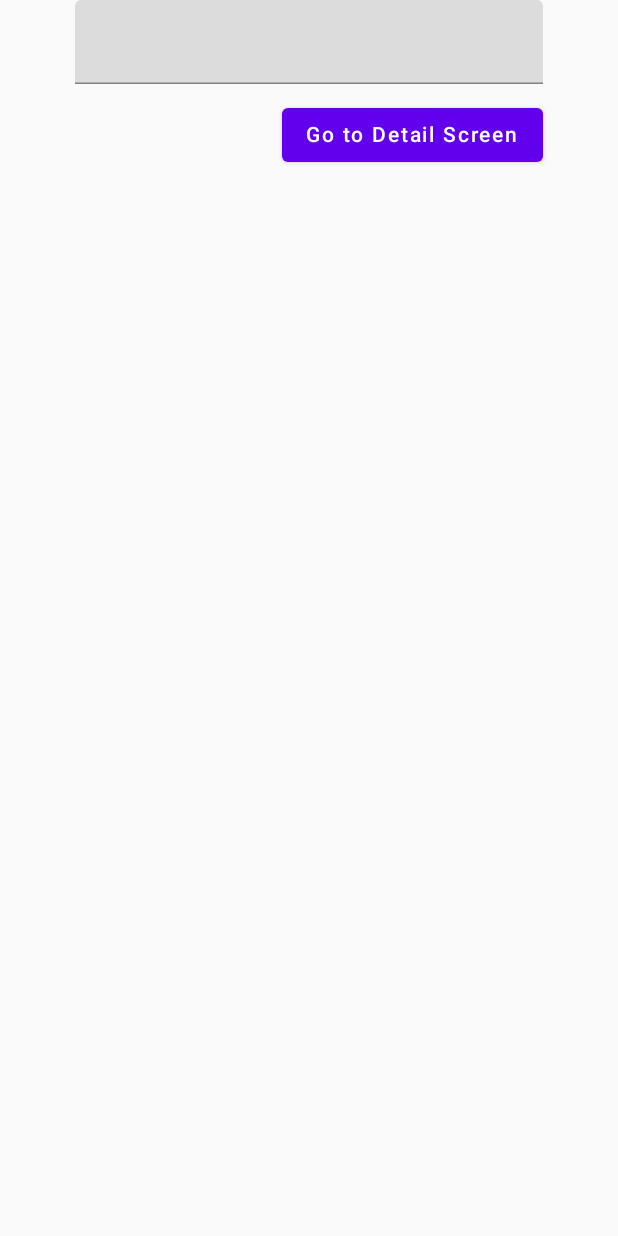
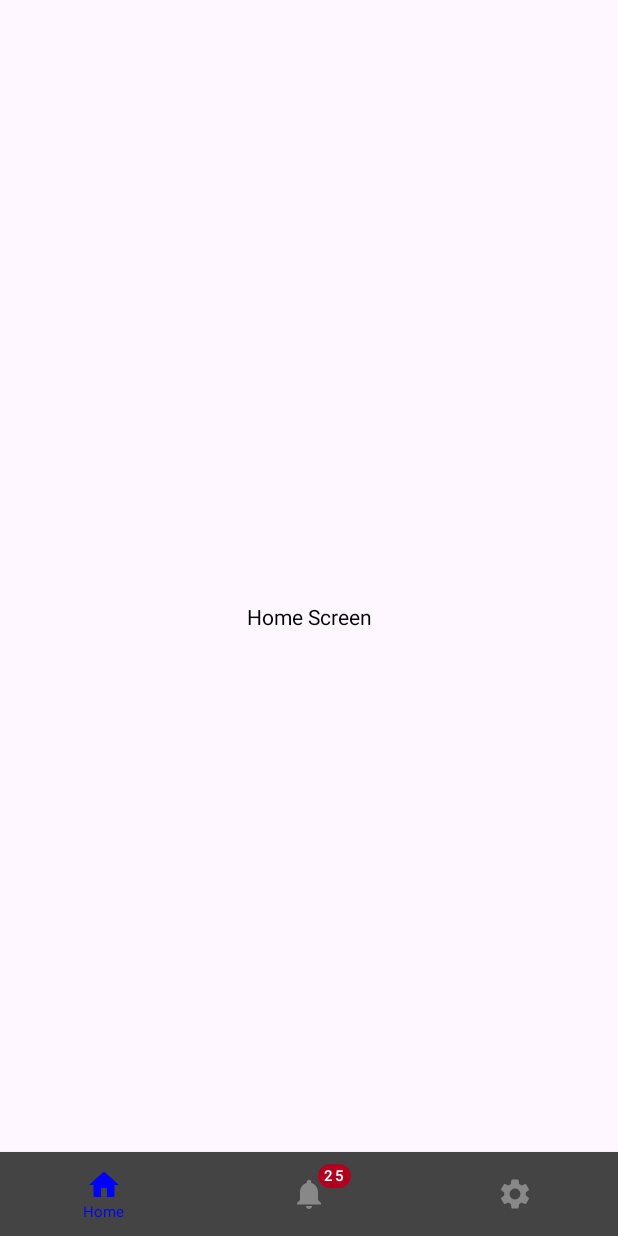
Before and after one commit to Nokheenig/Android_Kotlin_Compose, an Android app built with Jetpack Compose: the screen it shows after launch (MainActivity), on a phone screen of 412 x 824 dp. Run offline under Robolectric (Android 15) with nearby library versions, the phone set to English and light mode, and no system bars.

Commit message:
262.Bottom Navigation

```diff
--- /dev/null
+++ b/app/src/main/java/com/example/compose/BottomNavItem.kt
@@ -0,0 +1,10 @@
+package com.example.compose
+
+import androidx.compose.ui.graphics.vector.ImageVector
+
+data class BottomNavItem (
+    val name: String,
+    val route: String,
+    val icon: ImageVector,
+    val badgeCount : Int = 0
+)
--- a/app/src/main/java/com/example/compose/MainActivity.kt
+++ b/app/src/main/java/com/example/compose/MainActivity.kt
@@ -1,15 +1,168 @@
 package com.example.compose
 
+import android.annotation.SuppressLint
 import android.os.Bundle
 import androidx.activity.ComponentActivity
 import androidx.activity.compose.setContent
+import androidx.compose.foundation.layout.Box
+import androidx.compose.foundation.layout.Column
+import androidx.compose.foundation.layout.fillMaxSize
+import androidx.compose.foundation.layout.fillMaxWidth
+import androidx.compose.material.Badge
+import androidx.compose.material.BadgedBox
+import androidx.compose.material.BottomNavigation
+import androidx.compose.material.BottomNavigationItem
+import androidx.compose.material.Icon
+import androidx.compose.material.Text
+import androidx.compose.material.icons.Icons
+import androidx.compose.material.icons.filled.Home
+import androidx.compose.material.icons.filled.Notifications
+import androidx.compose.material.icons.filled.Settings
+import androidx.compose.material3.Scaffold
+import androidx.compose.runtime.Composable
+import androidx.compose.ui.Alignment
+import androidx.compose.ui.Modifier
+import androidx.compose.ui.graphics.Color
+import androidx.compose.ui.text.style.TextAlign
+import androidx.compose.ui.unit.dp
+import androidx.compose.ui.unit.sp
+import androidx.navigation.NavController
+import androidx.navigation.NavHostController
+import androidx.navigation.compose.NavHost
+import androidx.navigation.compose.composable
+import androidx.navigation.compose.currentBackStackEntryAsState
+import androidx.navigation.compose.rememberNavController
 
 class MainActivity : ComponentActivity() {
+    @SuppressLint("UnusedMaterial3ScaffoldPaddingParameter")
     override fun onCreate(savedInstanceState: Bundle?) {
         super.onCreate(savedInstanceState)
 
         setContent {
-            Navigation()
+            val navController = rememberNavController()
+            Scaffold (
+                bottomBar = {
+                    BottomNavigationBar(
+                        items = listOf(
+                            BottomNavItem(
+                                name = "Home",
+                                route = "home",
+                                icon = Icons.Default.Home
+                            ),
+                            BottomNavItem(
+                                name = "Chat",
+                                route = "chat",
+                                icon = Icons.Default.Notifications,
+                                badgeCount = 25
+                            ),
+                            BottomNavItem(
+                                name = "Settings",
+                                route = "settings",
+                                icon = Icons.Default.Settings
+                            ),
+                        ),
+                        navController = navController,
+                        onItemClick = { navController.navigate(it.route) }
+                    )
+                }
+            ){
+                Navigation(navHostController = navController)
+            }
         }
     }
 }
+
+@Composable
+fun Navigation(navHostController: NavHostController) {
+    NavHost(navController = navHostController, startDestination = "home"){
+        composable("home"){
+            HomeScreen()
+        }
+        composable("chat"){
+            ChatScreen()
+        }
+        composable("settings"){
+            SettingsScreen()
+        }
+    }
+}
+
+@Composable
+fun BottomNavigationBar(
+    items: List<BottomNavItem>,
+    navController: NavController,
+    modifier: Modifier = Modifier,
+    onItemClick: (BottomNavItem) -> Unit
+) {
+    val backStackEntry = navController.currentBackStackEntryAsState()
+    BottomNavigation (
+        modifier =  modifier,
+        backgroundColor = Color.DarkGray,
+        elevation = 4.dp
+    ) {
+        items.forEach { item ->
+            val selected = item.route == backStackEntry.value?.destination?.route
+            BottomNavigationItem(
+                selected = selected,
+                onClick = { onItemClick(item) },
+                selectedContentColor = Color.Blue,
+                unselectedContentColor = Color.Gray,
+                icon = {
+                       Column (
+                           horizontalAlignment = Alignment.CenterHorizontally,
+                       ){
+                           if (item.badgeCount > 0){
+                               BadgedBox(badge = {
+                                   Badge () {
+                                       Text(text = item.badgeCount.toString())
+                                   }
+                               }) {
+                                   Icon(
+                                       imageVector = item.icon,
+                                       contentDescription = item.name
+                                   )
+                               }
+                           } else {
+                               Icon(
+                                   imageVector = item.icon,
+                                   contentDescription = item.name
+                               )
+                           }
+
+                           if (selected) {
+                               Text(
+                                   text = item.name,
+                                   textAlign = TextAlign.Center,
+                                   fontSize = 10.sp
+                                   )
+                           }
+                       }
+                       },
+            )
+        }
+    }
+}
+
+@Composable
+fun HomeScreen() {
+    Box(modifier = Modifier.fillMaxSize(),
+        contentAlignment = Alignment.Center) {
+        Text(text = "Home Screen")
+    }
+}
+
+@Composable
+fun ChatScreen() {
+    Box(modifier = Modifier.fillMaxSize(),
+        contentAlignment = Alignment.Center) {
+        Text(text = "Chat Screen")
+    }
+}
+
+@Composable
+fun SettingsScreen() {
+    Box(modifier = Modifier.fillMaxSize(),
+        contentAlignment = Alignment.Center) {
+        Text(text = "Settings Screen")
+    }
+}
--- a/app/src/main/java/com/example/compose/Screen.kt
+++ /dev/null
@@ -1,17 +0,0 @@
-package com.example.compose
-
-sealed class Screen (val route:String) {
-    object MainScreen : Screen("MainScreen")
-    object DetailScreen : Screen("DetailScreen")
-
-    fun withArgs(vararg args:String) : String {
-        return buildString {
-            append(route)
-            args.forEach {arg ->
-                append("/$arg")
-            }
-        }
-    }
-
-
-}
--- a/app/src/main/java/com/example/compose/navigation.kt
+++ /dev/null
@@ -1,91 +0,0 @@
-package com.example.compose
-
-import androidx.compose.foundation.background
-import androidx.compose.foundation.layout.Arrangement
-import androidx.compose.foundation.layout.Box
-import androidx.compose.foundation.layout.Column
-import androidx.compose.foundation.layout.Spacer
-import androidx.compose.foundation.layout.fillMaxSize
-import androidx.compose.foundation.layout.fillMaxWidth
-import androidx.compose.foundation.layout.height
-import androidx.compose.foundation.layout.padding
-import androidx.compose.material.Button
-import androidx.compose.material.Text
-import androidx.compose.material.TextField
-import androidx.compose.runtime.Composable
-import androidx.compose.runtime.mutableStateOf
-import androidx.compose.runtime.*
-import androidx.compose.ui.Alignment
-import androidx.compose.ui.Modifier
-import androidx.compose.ui.graphics.Color
-import androidx.compose.ui.unit.dp
-import androidx.navigation.NavController
-import androidx.navigation.NavType
-import androidx.navigation.compose.NavHost
-import androidx.navigation.compose.composable
-import androidx.navigation.compose.rememberNavController
-import androidx.navigation.navArgument
-
-@Composable
-fun Navigation() {
-    val navController = rememberNavController()
-    NavHost(navController = navController, startDestination = "MainScreen"){
-        composable(route = Screen.MainScreen.route) {
-            MainScreen(navController = navController)
-        }
-
-        composable(
-            route = Screen.DetailScreen.route + "/{name}",
-            listOf(
-                navArgument("name"){
-                    type = NavType.StringType
-                    defaultValue = "User"
-                    nullable = true
-                }
-            )
-        ) {backEntry ->
-            DetailScreen(name = backEntry.arguments?.getString("name"))
-        }
-    }
-}
-
-@Composable
-fun MainScreen(navController: NavController) {
-    var text by remember {
-        mutableStateOf("")
-    }
-    Column (
-        verticalArrangement = Arrangement.Center,
-        modifier = Modifier
-            .fillMaxWidth()
-            .padding(horizontal = 50.dp)
-    ) {
-        TextField(value = text,
-            onValueChange = {
-                text = it
-            },
-            modifier = Modifier.fillMaxWidth())
-
-        Spacer(modifier = Modifier.height(10.dp))
-
-        Button(
-            modifier = Modifier.align(Alignment.End),
-            onClick = {
-                navController.navigate(Screen.DetailScreen.withArgs(text))
-            }
-        ) {
-            Text(text = "Go to Detail Screen",
-                color = Color.White)
-        }
-    }
-}
-
-@Composable
-fun DetailScreen(name: String?) {
-    Box(modifier = Modifier
-        .fillMaxSize()
-        .background(Color.Green)
-    ) {
-        Text(text = "Hello $name")
-    }
-}
```
